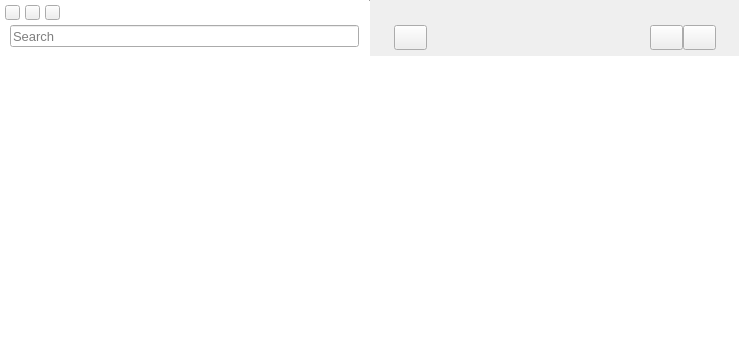
Above: src/mainwindow.ui from nuttyartist/notes before the change. Below: the same form after it.
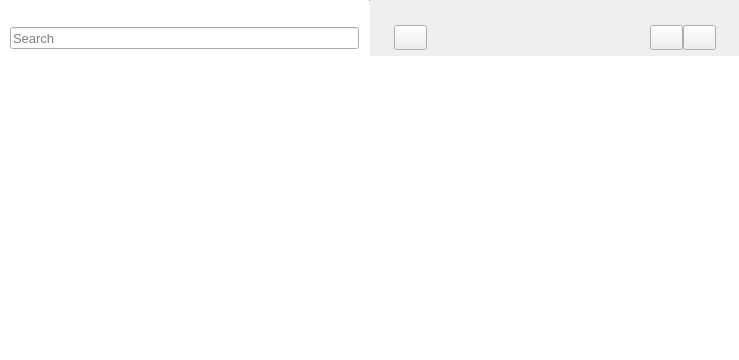
That is the form after the change. Icons and pictures are not drawn. Custom widgets are drawn as their Qt base class.

The edit to the form file:
```diff
--- a/src/mainwindow.ui
+++ b/src/mainwindow.ui
@@ -164,212 +164,15 @@
                </property>
                <property name="sizeType">
                 <enum>QSizePolicy::Minimum</enum>
-               </property>
-               <property name="sizeHint" stdset="0">
+              </property>
+              <property name="sizeHint" stdset="0">
                 <size>
-                 <width>20</width>
-                 <height>3</height>
+                <width>20</width>
+                <height>25</height>
                 </size>
-               </property>
+              </property>
               </spacer>
-             </item>
-             <item>
-              <layout class="QHBoxLayout" name="horizontalLayout_scrollArea_2">
-               <property name="spacing">
-                <number>0</number>
-               </property>
-               <property name="leftMargin">
-                <number>0</number>
-               </property>
-               <property name="topMargin">
-                <number>0</number>
-               </property>
-               <property name="rightMargin">
-                <number>0</number>
-               </property>
-               <property name="bottomMargin">
-                <number>0</number>
-               </property>
-               <item>
-                <spacer name="horizontalSpacer_leftTrafficLightButtons">
-                 <property name="orientation">
-                  <enum>Qt::Horizontal</enum>
-                 </property>
-                 <property name="sizeType">
-                  <enum>QSizePolicy::Minimum</enum>
-                 </property>
-                 <property name="sizeHint" stdset="0">
-                  <size>
-                   <width>5</width>
-                   <height>20</height>
-                  </size>
-                 </property>
-                </spacer>
-               </item>
-               <item>
-                <widget class="QPushButton" name="redCloseButton">
-                 <property name="sizePolicy">
-                  <sizepolicy hsizetype="Expanding" vsizetype="Fixed">
-                   <horstretch>0</horstretch>
-                   <verstretch>0</verstretch>
-                  </sizepolicy>
-                 </property>
-                 <property name="minimumSize">
-                  <size>
-                   <width>15</width>
-                   <height>15</height>
-                  </size>
-                 </property>
-                 <property name="maximumSize">
-                  <size>
-                   <width>15</width>
-                   <height>15</height>
-                  </size>
-                 </property>
-                 <property name="focusPolicy">
-                  <enum>Qt::NoFocus</enum>
-                 </property>
-                 <property name="text">
-                  <string/>
-                 </property>
-                 <property name="icon">
-                  <iconset resource="images.qrc">
-                   <normaloff>:/images/red.png</normaloff>:/images/red.png</iconset>
-                 </property>
-                 <property name="iconSize">
-                  <size>
-                   <width>66</width>
-                   <height>20</height>
-                  </size>
-                 </property>
-                </widget>
-               </item>
-               <item>
-                <spacer name="horizontalSpacer_rightRedTrafficLightButton">
-                 <property name="orientation">
-                  <enum>Qt::Horizontal</enum>
-                 </property>
-                 <property name="sizeType">
-                  <enum>QSizePolicy::Minimum</enum>
-                 </property>
-                 <property name="sizeHint" stdset="0">
-                  <size>
-                   <width>5</width>
-                   <height>20</height>
-                  </size>
-                 </property>
-                </spacer>
-               </item>
-               <item>
-                <widget class="QPushButton" name="yellowMinimizeButton">
-                 <property name="sizePolicy">
-                  <sizepolicy hsizetype="Expanding" vsizetype="Fixed">
-                   <horstretch>0</horstretch>
-                   <verstretch>0</verstretch>
-                  </sizepolicy>
-                 </property>
-                 <property name="minimumSize">
-                  <size>
-                   <width>15</width>
-                   <height>15</height>
-                  </size>
-                 </property>
-                 <property name="maximumSize">
-                  <size>
-                   <width>15</width>
-                   <height>15</height>
-                  </size>
-                 </property>
-                 <property name="focusPolicy">
-                  <enum>Qt::NoFocus</enum>
-                 </property>
-                 <property name="text">
-                  <string/>
-                 </property>
-                 <property name="icon">
-                  <iconset resource="images.qrc">
-                   <normaloff>:/images/yellow.png</normaloff>:/images/yellow.png</iconset>
-                 </property>
-                 <property name="iconSize">
-                  <size>
-                   <width>66</width>
-                   <height>20</height>
-                  </size>
-                 </property>
-                </widget>
-               </item>
-               <item>
-                <spacer name="horizontalSpacer_rightYellowTrafficLightButton">
-                 <property name="orientation">
-                  <enum>Qt::Horizontal</enum>
-                 </property>
-                 <property name="sizeType">
-                  <enum>QSizePolicy::Minimum</enum>
-                 </property>
-                 <property name="sizeHint" stdset="0">
-                  <size>
-                   <width>5</width>
-                   <height>20</height>
-                  </size>
-                 </property>
-                </spacer>
-               </item>
-               <item>
-                <widget class="QPushButton" name="greenMaximizeButton">
-                 <property name="sizePolicy">
-                  <sizepolicy hsizetype="Expanding" vsizetype="Fixed">
-                   <horstretch>0</horstretch>
-                   <verstretch>0</verstretch>
-                  </sizepolicy>
-                 </property>
-                 <property name="minimumSize">
-                  <size>
-                   <width>15</width>
-                   <height>15</height>
-                  </size>
-                 </property>
-                 <property name="maximumSize">
-                  <size>
-                   <width>15</width>
-                   <height>15</height>
-                  </size>
-                 </property>
-                 <property name="focusPolicy">
-                  <enum>Qt::NoFocus</enum>
-                 </property>
-                 <property name="text">
-                  <string/>
-                 </property>
-                 <property name="icon">
-                  <iconset resource="images.qrc">
-                   <normaloff>:/images/green.png</normaloff>:/images/green.png</iconset>
-                 </property>
-                 <property name="iconSize">
-                  <size>
-                   <width>66</width>
-                   <height>20</height>
-                  </size>
-                 </property>
-                </widget>
-               </item>
-               <item>
-                <spacer name="horizontalSpacer_rightTrafficLightButtons1">
-                 <property name="orientation">
-                  <enum>Qt::Horizontal</enum>
-                 </property>
-                 <property name="sizeType">
-                  <enum>QSizePolicy::Expanding</enum>
-                 </property>
-                 <property name="sizeHint" stdset="0">
-                  <size>
-                   <width>40</width>
-                   <height>20</height>
-                  </size>
-                 </property>
-                </spacer>
-               </item>
-              </layout>
-             </item>
+             </item>             
              <item>
               <spacer name="verticalSpacer">
                <property name="orientation">
```
Left out of the diff: 6 changed lines with no effect on the pictures.
